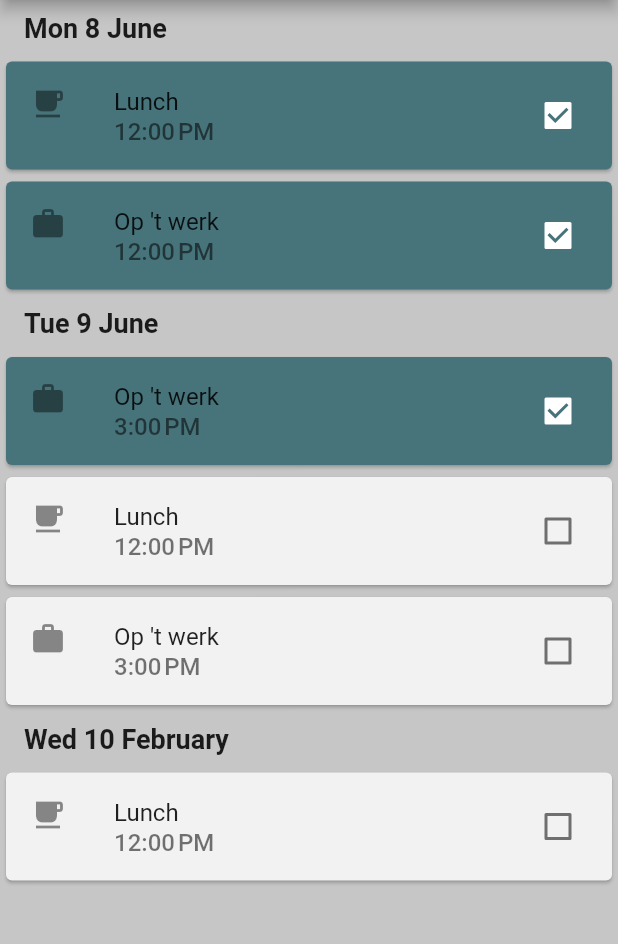
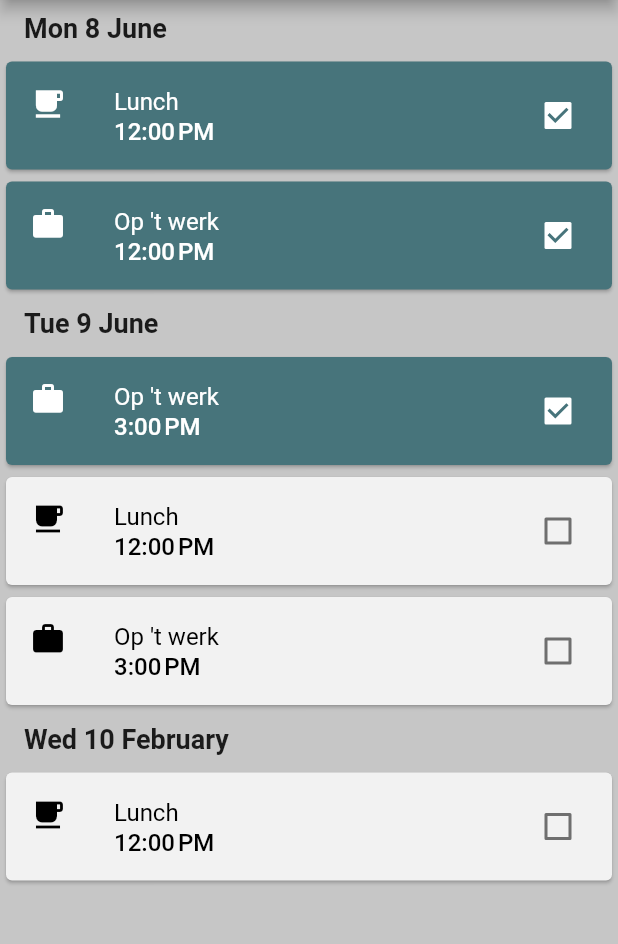
Before and after one commit to HibiZA/wolfpack_assessment, a Flutter app: the screen it shows after launch, on a phone screen of 412 x 824 dp, the part 84-1028 px from its top. Run offline on Flutter 3.47's test engine with Material 2 defaults, Android fonts, the phone set to English and light mode, and no system bars; drawn by our look-alikes of grouped_list.

Commit message:
Part 1 Complete

```diff
--- a/lib/main.dart
+++ b/lib/main.dart
@@ -73,13 +73,25 @@ class _MyHomePageState extends State<MyHomePage> {
             itemBuilder: (context, dynamic moments) => Card(
               color: moments.complete == true ? globalGreen : globalLightGrey,
               child: CheckboxListTile(
-                secondary: Icon(moments.name == "Lunch"
-                    ? Icons.free_breakfast
-                    : Icons.work),
-                title: Text(moments.name),
+                secondary: Icon(
+                  moments.name == "Lunch" ? Icons.free_breakfast : Icons.work,
+                  color: moments.complete == true ? Colors.white : Colors.black,
+                ),
+                title: Text(
+                  moments.name,
+                  style: TextStyle(
+                      color: moments.complete == true
+                          ? Colors.white
+                          : Colors.black),
+                ),
                 subtitle: Text(
                   "${DateFormat('jm').format(moments.time)}",
-                  style: TextStyle(fontWeight: FontWeight.w500, fontSize: 16),
+                  style: TextStyle(
+                      fontWeight: FontWeight.w500,
+                      fontSize: 16,
+                      color: moments.complete == true
+                          ? Colors.white
+                          : Colors.black),
                 ),
                 checkColor: globalGreen,
                 activeColor: Colors.white,
```
